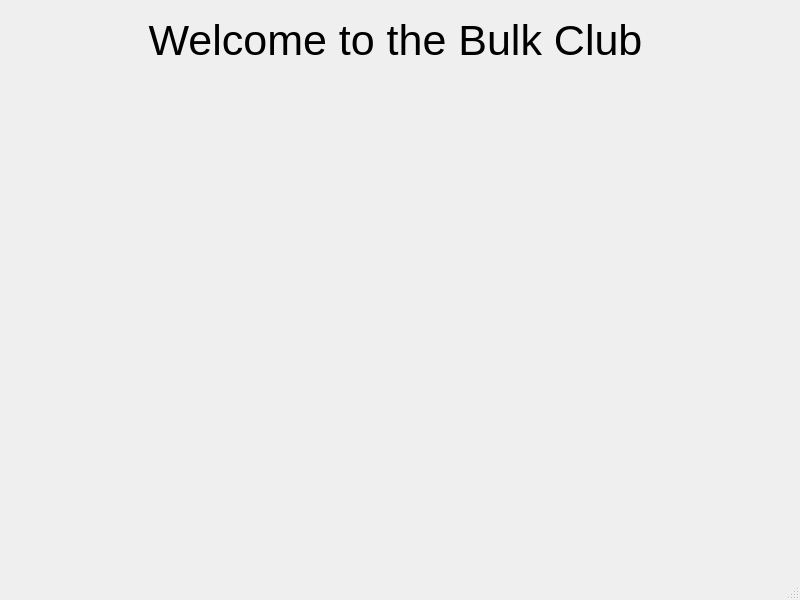
Above: CS1C_BulkClub/mainwindow.ui from BlankMKB/CS1C-Group-Project-1 before the change. Below: the same form after it.
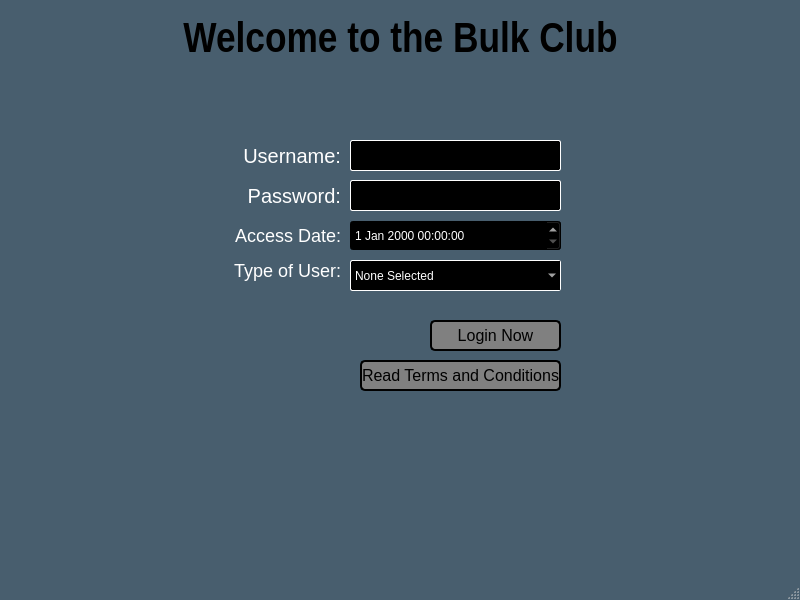
That is the form after the change.

Commit message: Building Front-End UI layout and connecting windows needed.

Patch:
```diff
--- a/CS1C_BulkClub/mainwindow.ui
+++ b/CS1C_BulkClub/mainwindow.ui
@@ -13,21 +13,34 @@
   <property name="windowTitle">
    <string>Bulk Club Application</string>
   </property>
+  <property name="styleSheet">
+   <string notr="true">QMainWindow {
+	background: #485e6e;
+}</string>
+  </property>
   <widget class="QWidget" name="centralwidget">
-   <widget class="QLabel" name="label">
+   <widget class="QLabel" name="header_label">
     <property name="geometry">
      <rect>
       <x>0</x>
       <y>10</y>
-      <width>791</width>
+      <width>801</width>
       <height>61</height>
      </rect>
     </property>
     <property name="font">
      <font>
       <pointsize>32</pointsize>
+      <bold>true</bold>
      </font>
     </property>
+    <property name="styleSheet">
+     <string notr="true">QLabel#header_label {
+	font-family: Arial Narrow;
+	color: black;
+	font-weight: bold;
+}</string>
+    </property>
     <property name="text">
      <string>Welcome to the Bulk Club</string>
     </property>
@@ -35,6 +48,280 @@
      <set>Qt::AlignCenter</set>
     </property>
    </widget>
+   <widget class="QLabel" name="user_type_label">
+    <property name="geometry">
+     <rect>
+      <x>230</x>
+      <y>260</y>
+      <width>111</width>
+      <height>21</height>
+     </rect>
+    </property>
+    <property name="styleSheet">
+     <string notr="true">QLabel#user_type_label {
+	font-size: 18px;
+	color: white;
+}</string>
+    </property>
+    <property name="text">
+     <string>Type of User:</string>
+    </property>
+    <property name="alignment">
+     <set>Qt::AlignRight|Qt::AlignTrailing|Qt::AlignVCenter</set>
+    </property>
+   </widget>
+   <widget class="QComboBox" name="user_type_combo">
+    <property name="geometry">
+     <rect>
+      <x>350</x>
+      <y>260</y>
+      <width>211</width>
+      <height>31</height>
+     </rect>
+    </property>
+    <property name="focusPolicy">
+     <enum>Qt::ClickFocus</enum>
+    </property>
+    <property name="styleSheet">
+     <string notr="true">QComboBox#user_type_combo{
+	color: white;
+	font-family: arial;
+	background: pale;
+	border:1px solid #ffffff;
+	border-radius: 2px;
+}
+
+QComboBox#user_type_combo:hover {
+	background: #191b1c;
+	border: 2px solid white;
+}</string>
+    </property>
+    <item>
+     <property name="text">
+      <string>None Selected</string>
+     </property>
+    </item>
+    <item>
+     <property name="text">
+      <string>Administrator</string>
+     </property>
+    </item>
+    <item>
+     <property name="text">
+      <string>Store Manager</string>
+     </property>
+    </item>
+   </widget>
+   <widget class="QLabel" name="username_label">
+    <property name="geometry">
+     <rect>
+      <x>240</x>
+      <y>140</y>
+      <width>101</width>
+      <height>31</height>
+     </rect>
+    </property>
+    <property name="styleSheet">
+     <string notr="true">QLabel#username_label {
+	font-size: 20px;
+	color: white;
+}</string>
+    </property>
+    <property name="text">
+     <string>Username:</string>
+    </property>
+    <property name="alignment">
+     <set>Qt::AlignRight|Qt::AlignTrailing|Qt::AlignVCenter</set>
+    </property>
+   </widget>
+   <widget class="QLineEdit" name="username_textbox">
+    <property name="geometry">
+     <rect>
+      <x>350</x>
+      <y>140</y>
+      <width>211</width>
+      <height>31</height>
+     </rect>
+    </property>
+    <property name="focusPolicy">
+     <enum>Qt::ClickFocus</enum>
+    </property>
+    <property name="styleSheet">
+     <string notr="true">QLineEdit#username_textbox {
+	color: white;
+	background: black;
+	font-family: arial;
+	font-siz	e: 16px;
+	border:1px solid #ffffff;
+	border-radius: 2px;
+}
+
+QLineEdit#username_textbox:hover {
+	background: #191b1c;
+	border: 2px solid white;
+}</string>
+    </property>
+   </widget>
+   <widget class="QDateTimeEdit" name="date_edit">
+    <property name="geometry">
+     <rect>
+      <x>350</x>
+      <y>220</y>
+      <width>211</width>
+      <height>31</height>
+     </rect>
+    </property>
+    <property name="focusPolicy">
+     <enum>Qt::ClickFocus</enum>
+    </property>
+    <property name="styleSheet">
+     <string notr="true">QDateTimeEdit#date_edit{
+	color: white;
+	background: black;
+	font-family: arial;
+}
+
+QDateTimeEdit#date_edit:hover{
+	background: #191b1c;
+}
+</string>
+    </property>
+   </widget>
+   <widget class="QLabel" name="access_date">
+    <property name="geometry">
+     <rect>
+      <x>230</x>
+      <y>220</y>
+      <width>111</width>
+      <height>31</height>
+     </rect>
+    </property>
+    <property name="font">
+     <font>
+      <pointsize>-1</pointsize>
+     </font>
+    </property>
+    <property name="styleSheet">
+     <string notr="true">QLabel#access_date{
+	font-size: 18px;
+	color: white;
+}</string>
+    </property>
+    <property name="text">
+     <string>Access Date:</string>
+    </property>
+    <property name="alignment">
+     <set>Qt::AlignRight|Qt::AlignTrailing|Qt::AlignVCenter</set>
+    </property>
+   </widget>
+   <widget class="QPushButton" name="login_button">
+    <property name="geometry">
+     <rect>
+      <x>430</x>
+      <y>320</y>
+      <width>131</width>
+      <height>31</height>
+     </rect>
+    </property>
+    <property name="focusPolicy">
+     <enum>Qt::ClickFocus</enum>
+    </property>
+    <property name="styleSheet">
+     <string notr="true">QPushButton#login_button{
+	background: gray;
+	color: black;
+	font-size: 16px;
+	border:2px solid #000000;
+	border-radius: 5px;
+}
+
+QPushButton#login_button:hover{
+	background: #b2b9bf;
+}</string>
+    </property>
+    <property name="text">
+     <string>Login Now</string>
+    </property>
+   </widget>
+   <widget class="QPushButton" name="information_button">
+    <property name="geometry">
+     <rect>
+      <x>360</x>
+      <y>360</y>
+      <width>201</width>
+      <height>31</height>
+     </rect>
+    </property>
+    <property name="focusPolicy">
+     <enum>Qt::ClickFocus</enum>
+    </property>
+    <property name="styleSheet">
+     <string notr="true">QPushButton#information_button{
+	background: gray;
+	color: black;
+	font-size: 16px;
+	border:2px solid #000000;
+	border-radius: 5px;
+}
+
+QPushButton#information_button:hover{
+	background: #b2b9bf;
+}</string>
+    </property>
+    <property name="text">
+     <string>Read Terms and Conditions</string>
+    </property>
+   </widget>
+   <widget class="QLineEdit" name="password_textbox">
+    <property name="geometry">
+     <rect>
+      <x>350</x>
+      <y>180</y>
+      <width>211</width>
+      <height>31</height>
+     </rect>
+    </property>
+    <property name="focusPolicy">
+     <enum>Qt::ClickFocus</enum>
+    </property>
+    <property name="styleSheet">
+     <string notr="true">QLineEdit#password_textbox {
+	color: white;
+	background: black;
+	font-family: arial;
+	font-siz	e: 16px;
+	border:1px solid #ffffff;
+	border-radius: 2px;
+}
+
+QLineEdit#password_textbox:hover {
+	background: #191b1c;
+	border: 2px solid white;
+}</string>
+    </property>
+   </widget>
+   <widget class="QLabel" name="password_label">
+    <property name="geometry">
+     <rect>
+      <x>240</x>
+      <y>180</y>
+      <width>101</width>
+      <height>31</height>
+     </rect>
+    </property>
+    <property name="styleSheet">
+     <string notr="true">QLabel#password_label {
+	color: white;
+	font-size: 20px;
+}</string>
+    </property>
+    <property name="text">
+     <string>Password:</string>
+    </property>
+    <property name="alignment">
+     <set>Qt::AlignRight|Qt::AlignTrailing|Qt::AlignVCenter</set>
+    </property>
+   </widget>
   </widget>
   <widget class="QStatusBar" name="statusbar"/>
   <widget class="QMenuBar" name="menubar">
```
The commit also changes 10 other files.
